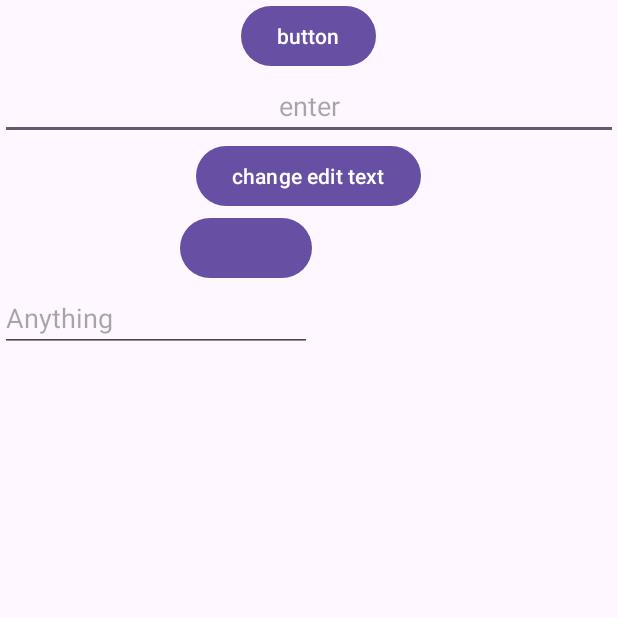
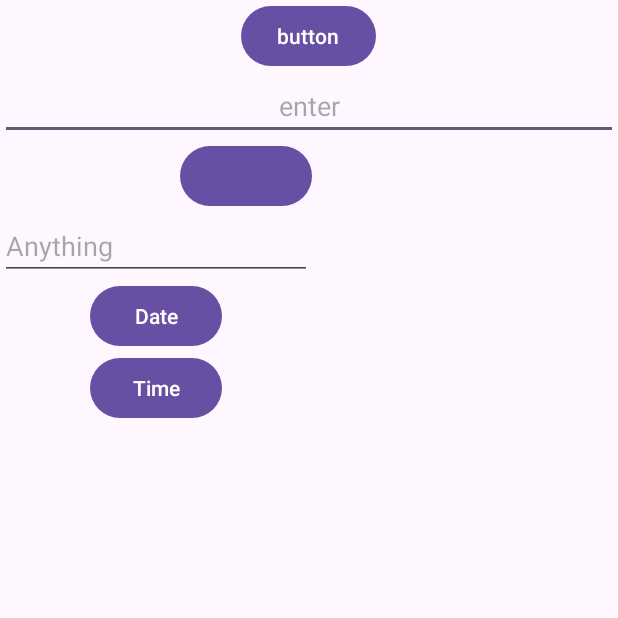
Before and after one commit to harsh782005/practise, an Android app: the screen it shows after launch (MainActivity), after a tap on "button", on a phone screen of 412 x 824 dp, the top half of it. Run offline under Robolectric (Android 15) with nearby library versions, the phone set to English and light mode, and no system bars.

Commit message:
initial commit

```diff
--- a/app/src/main/java/com/harsh/practise/MainActivity.kt
+++ b/app/src/main/java/com/harsh/practise/MainActivity.kt
@@ -22,13 +22,13 @@ class MainActivity : AppCompatActivity() {
             insets
         }
         binding?.btnChangeFragmentText?.setOnClickListener {
-            activityInterface?.ChangeFragmentText("${binding?.edittext1?.text?.toString()}")
+            activityInterface?.ChangeFragmentText(binding?.edittext1?.text?.toString()?:"")
         }
 
     }
 
     fun changeActivityTextI(string: String) {
-        binding?.btnChangeFragmentText?.setText(string.toString())
+        binding?.btnChangeFragmentText?.setText(string)
     }
 
 }
--- a/app/src/main/java/com/harsh/practise/fragmentblank.kt
+++ b/app/src/main/java/com/harsh/practise/fragmentblank.kt
@@ -49,7 +49,7 @@ class fragmentblank : Fragment(), ActivityInterface {
     override fun onViewCreated(view: View, savedInstanceState: Bundle?) {
         super.onViewCreated(view, savedInstanceState)
         binding?.btnChangeActivityText?.setOnClickListener {
-            mainActivity?.changeActivityTextI("${binding?.edittext2?.text?.toString()}")
+            mainActivity?.changeActivityTextI(binding?.edittext2?.text?.toString()?:"")
         }
     }
 
@@ -74,6 +74,7 @@ class fragmentblank : Fragment(), ActivityInterface {
     }
 
     override fun ChangeFragmentText(string: String) {
-        binding?.btnChangeActivityText?.setText(string.toString())
+        binding?.btnChangeActivityText?.setText(string)
+
     }
 }
--- a/app/src/main/res/layout/activity_main.xml
+++ b/app/src/main/res/layout/activity_main.xml
@@ -20,12 +20,6 @@
         android:hint="enter"
         android:textAlignment="center"
         android:id="@+id/edittext1"/>
-    <com.google.android.material.button.MaterialButton
-        android:id="@+id/ChangeEditText"
-        android:layout_width="wrap_content"
-        android:layout_height="wrap_content"
-        android:layout_gravity="center"
-        android:text="change edit text" />
     <androidx.fragment.app.FragmentContainerView
         android:id="@+id/fragment"
         android:name="com.harsh.practise.fragmentblank"
--- a/app/src/main/res/layout/fragment_fragmentblank.xml
+++ b/app/src/main/res/layout/fragment_fragmentblank.xml
@@ -19,4 +19,16 @@
      android:layout_height="wrap_content"
      android:hint="@string/anything"
      android:id="@+id/edittext2"/>
+ <com.google.android.material.button.MaterialButton
+     android:layout_width="wrap_content"
+     android:layout_height="wrap_content"
+     android:text="@string/date"
+     android:id="@+id/btndate"
+     android:layout_gravity="center"/>
+ <com.google.android.material.button.MaterialButton
+     android:layout_width="wrap_content"
+     android:layout_height="wrap_content"
+     android:text="@string/time"
+     android:id="@+id/btntime"
+     android:layout_gravity="center"/>
 </LinearLayout>
--- a/app/src/main/res/values/strings.xml
+++ b/app/src/main/res/values/strings.xml
@@ -4,4 +4,6 @@
     <string name="hello_blank_fragment">Hello blank fragment</string>
     <string name="changeactivitytext">Change Activity text</string>
     <string name="anything">Anything</string>
+    <string name="date">Date</string>
+    <string name="time">Time</string>
 </resources>
```
